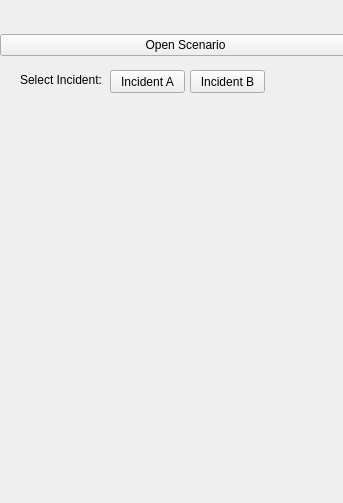
EnderPeter/GEO1005, file PRS_dockwidget_base.ui: the form before one commit.
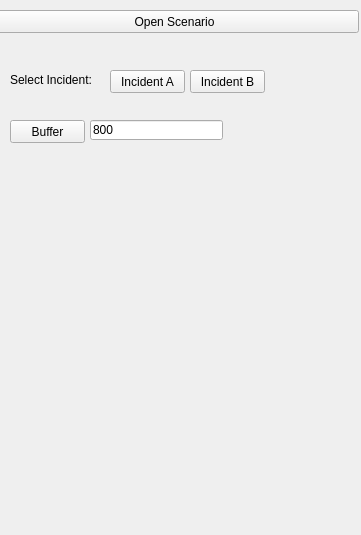
The form after the commit.

```diff
--- a/PRS_dockwidget_base.ui
+++ b/PRS_dockwidget_base.ui
@@ -6,8 +6,8 @@
    <rect>
     <x>0</x>
     <y>0</y>
-    <width>343</width>
-    <height>503</height>
+    <width>361</width>
+    <height>535</height>
    </rect>
   </property>
   <property name="windowTitle">
@@ -40,29 +40,10 @@
      <string>Incident B</string>
     </property>
    </widget>
-   <widget class="QWidget" name="verticalLayoutWidget">
-    <property name="geometry">
-     <rect>
-      <x>0</x>
-      <y>30</y>
-      <width>371</width>
-      <height>31</height>
-     </rect>
-    </property>
-    <layout class="QVBoxLayout" name="verticalLayout">
-     <item>
-      <widget class="QPushButton" name="openScenario">
-       <property name="text">
-        <string>Open Scenario</string>
-       </property>
-      </widget>
-     </item>
-    </layout>
-   </widget>
    <widget class="QLabel" name="selectLayerLabel">
     <property name="geometry">
      <rect>
-      <x>20</x>
+      <x>10</x>
       <y>60</y>
       <width>99</width>
       <height>39</height>
@@ -72,6 +53,45 @@
      <string>Select Incident:</string>
     </property>
    </widget>
+   <widget class="QPushButton" name="bufferButton">
+    <property name="geometry">
+     <rect>
+      <x>10</x>
+      <y>120</y>
+      <width>75</width>
+      <height>23</height>
+     </rect>
+    </property>
+    <property name="text">
+     <string>Buffer</string>
+    </property>
+   </widget>
+   <widget class="QLineEdit" name="bufferCutoffEdit">
+    <property name="geometry">
+     <rect>
+      <x>90</x>
+      <y>120</y>
+      <width>133</width>
+      <height>20</height>
+     </rect>
+    </property>
+    <property name="text">
+     <string>800</string>
+    </property>
+   </widget>
+   <widget class="QPushButton" name="openScenario">
+    <property name="geometry">
+     <rect>
+      <x>-10</x>
+      <y>10</y>
+      <width>369</width>
+      <height>23</height>
+     </rect>
+    </property>
+    <property name="text">
+     <string>Open Scenario</string>
+    </property>
+   </widget>
   </widget>
  </widget>
  <resources/>
```
